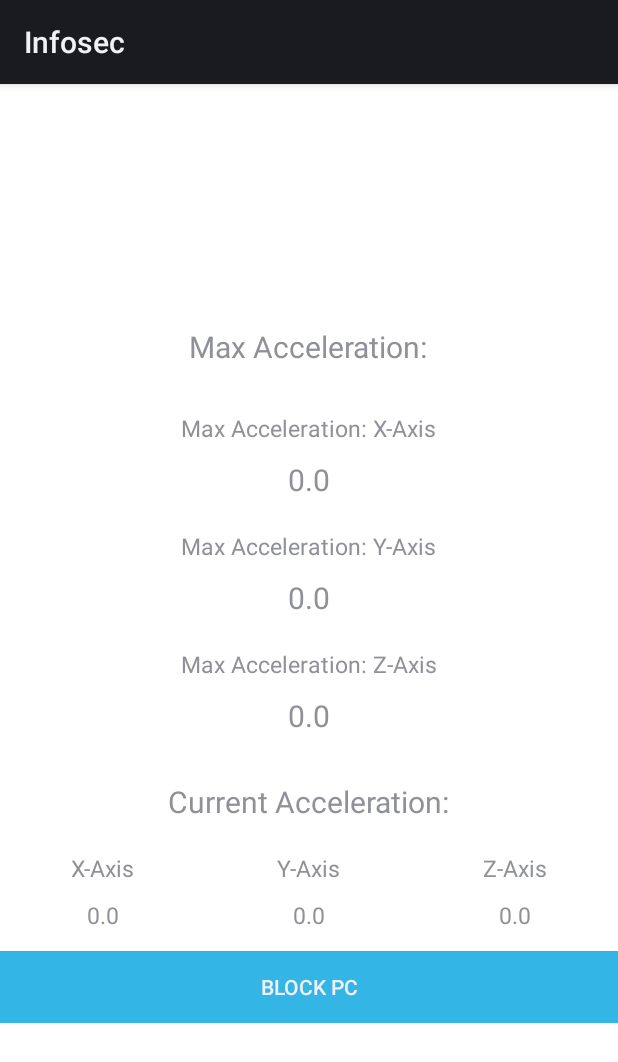
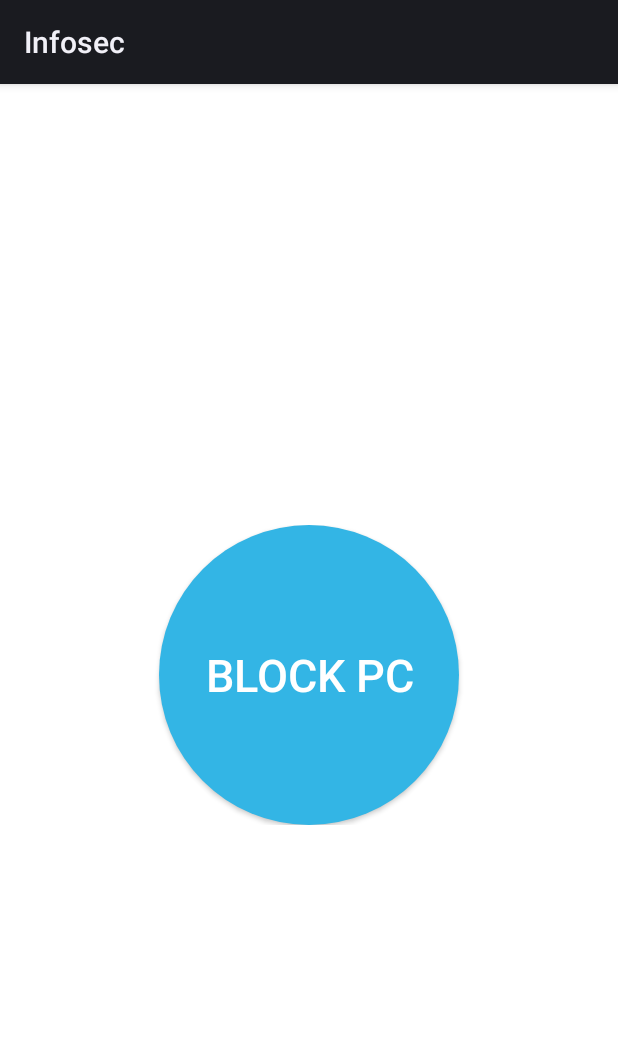
Before and after one commit to PcGuardians/AndroidRemotePCBlocker, an Android app: the layout activity_main.xml on its own in the app's theme, with its tools: preview values and no code run, on a phone screen of 412 x 824 dp. Shown: the top 1062 px of the screen. Run offline under Robolectric (Android 15) with nearby library versions, the phone set to English and light mode, and no system bars.

```diff
--- a/app/src/main/java/com/pcguard/BluetoothHandler.java
+++ b/app/src/main/java/com/pcguard/BluetoothHandler.java
@@ -24,10 +24,7 @@ public class BluetoothHandler extends Activity {
     BluetoothDevice mmDevice;
     OutputStream mmOutputStream;
     InputStream mmInputStream;
-    //    Thread workerThread;
-//    byte[] readBuffer;
-//    int readBufferPosition;
-//    int counter;
+
     volatile boolean stopWorker;
 
     public BluetoothHandler() {
@@ -71,54 +68,6 @@ public class BluetoothHandler extends Activity {
         Log.d("BluetoothHandler","Bluetooth Opened");
     }
 
-
-//        beginListenForData();
-
-
-
-    /*void beginListenForData() {
-        final Handler handler = new Handler();
-        final byte delimiter = 10; //This is the ASCII code for a newline character
-
-        stopWorker = false;
-        readBufferPosition = 0;
-        readBuffer = new byte[1024];
-        workerThread = new Thread(new Runnable() {
-            public void run() {
-                while (!Thread.currentThread().isInterrupted() && !stopWorker) {
-                    try {
-                        int bytesAvailable = mmInputStream.available();
-                        if (bytesAvailable > 0) {
-                            byte[] packetBytes = new byte[bytesAvailable];
-                            mmInputStream.read(packetBytes);
-                            for (int i = 0; i < bytesAvailable; i++) {
-                                byte b = packetBytes[i];
-                                if (b == delimiter) {
-                                    byte[] encodedBytes = new byte[readBufferPosition];
-                                    System.arraycopy(readBuffer, 0, encodedBytes, 0, encodedBytes.length);
-                                    final String data = new String(encodedBytes, "US-ASCII");
-                                    readBufferPosition = 0;
-
-                                    handler.post(new Runnable() {
-                                        public void run() {
-                                            Log.d("BluetoothHandler", data);
-                                        }
-                                    });
-                                } else {
-                                    readBuffer[readBufferPosition++] = b;
-                                }
-                            }
-                        }
-                    } catch (IOException ex) {
-                        stopWorker = true;
-                    }
-                }
-            }
-        });
-
-        workerThread.start();
-    }*/
-
     void sendData() throws IOException {
 //        mmOutputStream.write(msg.getBytes()); - String to send
         String lockMessage = "trnf";
--- a/app/src/main/java/com/pcguard/MainActivity.java
+++ b/app/src/main/java/com/pcguard/MainActivity.java
@@ -55,7 +55,7 @@ public class MainActivity extends Activity implements SensorEventListener {
         BTHandler = new BluetoothHandler();
         if (BTHandler.mBluetoothAdapter.isEnabled()) {
             Log.d(clazz, "BT enabled, init all");
-            initView();
+            init();
         } else {
             Intent enableBtIntent = new Intent(BluetoothAdapter.ACTION_REQUEST_ENABLE);
             startActivityForResult(enableBtIntent, REQUEST_ENABLE_BT);
@@ -69,12 +69,12 @@ public class MainActivity extends Activity implements SensorEventListener {
         Log.d(clazz, "onActivityResult()");
         if (requestCode == REQUEST_ENABLE_BT) {
             if (resultCode == RESULT_OK) {
-                initView();
+                init();
             }
         }
     }
 
-    private void initView() {
+    private void init() {
         Log.d("", "onCreate call");
         setContentView(R.layout.activity_main);
         initializeViews();
@@ -103,13 +103,13 @@ public class MainActivity extends Activity implements SensorEventListener {
     }
 
     public void initializeViews() {
-        currentX = (TextView) findViewById(R.id.currentX);
+        /*currentX = (TextView) findViewById(R.id.currentX);
         currentY = (TextView) findViewById(R.id.currentY);
         currentZ = (TextView) findViewById(R.id.currentZ);
 
         maxX = (TextView) findViewById(R.id.maxX);
         maxY = (TextView) findViewById(R.id.maxY);
-        maxZ = (TextView) findViewById(R.id.maxZ);
+        maxZ = (TextView) findViewById(R.id.maxZ);*/
 
         sendButton = (Button) findViewById(R.id.lock);
         sendButton.setOnClickListener(new View.OnClickListener() {
@@ -171,10 +171,10 @@ public class MainActivity extends Activity implements SensorEventListener {
     @Override
     public void onSensorChanged(SensorEvent event) {
 
-        displayCleanValues();
+        /*displayCleanValues();
         displayCurrentValues();
         displayMaxValues();
-
+*/
         deltaX = Math.abs(lastX - event.values[0]);
         deltaY = Math.abs(lastY - event.values[1]);
         deltaZ = Math.abs(lastZ - event.values[2]);
@@ -215,20 +215,20 @@ public class MainActivity extends Activity implements SensorEventListener {
         }
     }
 
-    public void displayCleanValues() {
+   /* public void displayCleanValues() {
         currentX.setText("0.0");
         currentY.setText("0.0");
         currentZ.setText("0.0");
-    }
+    }*/
 
-    // display the current x,y,z accelerometer values
+ /*   // display the current x,y,z accelerometer values
     public void displayCurrentValues() {
         currentX.setText(Float.toString(deltaX));
         currentY.setText(Float.toString(deltaY));
         currentZ.setText(Float.toString(deltaZ));
-    }
+    }*/
 
-    // display the max x,y,z accelerometer values
+/*    // display the max x,y,z accelerometer values
     public void displayMaxValues() {
         if (deltaX > deltaXMax) {
             deltaXMax = deltaX;
@@ -242,6 +242,6 @@ public class MainActivity extends Activity implements SensorEventListener {
             deltaZMax = deltaZ;
             maxZ.setText(Float.toString(deltaZMax));
         }
-    }
+    }*/
 
 }
--- /dev/null
+++ b/app/src/main/res/drawable/round_button.xml
@@ -0,0 +1,13 @@
+<?xml version="1.0" encoding="utf-8"?>
+<selector xmlns:android="http://schemas.android.com/apk/res/android">
+    <item android:state_pressed="false">
+        <shape android:shape="oval">
+            <solid android:color="@android:color/holo_blue_light"/>
+        </shape>
+    </item>
+    <item android:state_pressed="true">
+        <shape android:shape="oval">
+            <solid android:color="#c20586"/>
+        </shape>
+    </item>
+</selector>
--- a/app/src/main/res/layout/activity_main.xml
+++ b/app/src/main/res/layout/activity_main.xml
@@ -8,163 +8,6 @@
     android:orientation="vertical"
     android:paddingTop="20dp" >
 
-    <TextView
-        android:layout_width="wrap_content"
-        android:layout_height="wrap_content"
-        android:layout_gravity="center"
-        android:layout_marginBottom="10dp"
-        android:text="Max Acceleration:"
-        android:textSize="20dp" />
-
-    <TextView
-        android:layout_width="wrap_content"
-        android:layout_height="wrap_content"
-        android:layout_gravity="center"
-        android:layout_marginTop="20dp"
-        android:text="Max Acceleration: X-Axis"
-        android:textSize="15dp" />
-
-    <TextView
-        android:id="@+id/maxX"
-        android:layout_width="wrap_content"
-        android:layout_height="wrap_content"
-        android:layout_gravity="center"
-        android:layout_marginTop="10dp"
-        android:text="0.0"
-        android:textSize="20dp" />
-
-    <TextView
-        android:layout_width="wrap_content"
-        android:layout_height="wrap_content"
-        android:layout_gravity="center"
-        android:layout_marginTop="20dp"
-        android:text="Max Acceleration: Y-Axis"
-        android:textSize="15dp" />
-
-    <TextView
-        android:id="@+id/maxY"
-        android:layout_width="wrap_content"
-        android:layout_height="wrap_content"
-        android:layout_gravity="center"
-        android:layout_marginTop="10dp"
-        android:text="0.0"
-        android:textSize="20dp" />
-
-    <TextView
-        android:layout_width="wrap_content"
-        android:layout_height="wrap_content"
-        android:layout_gravity="center"
-        android:layout_marginTop="20dp"
-        android:text="Max Acceleration: Z-Axis"
-        android:textSize="15dp" />
-
-    <TextView
-        android:id="@+id/maxZ"
-        android:layout_width="wrap_content"
-        android:layout_height="wrap_content"
-        android:layout_gravity="center"
-        android:layout_marginTop="10dp"
-        android:text="0.0"
-        android:textSize="20dp" />
-
-    <TextView
-        android:layout_width="wrap_content"
-        android:layout_height="wrap_content"
-        android:layout_gravity="center"
-        android:layout_marginBottom="10dp"
-        android:layout_marginTop="30dp"
-        android:text="Current Acceleration:"
-        android:textSize="20dp" />
-
-    <LinearLayout
-        android:layout_width="match_parent"
-        android:layout_height="wrap_content"
-        android:background="#ffffff"
-        android:gravity="center|top"
-        android:orientation="horizontal" >
-
-        <LinearLayout
-            android:layout_width="0dp"
-            android:layout_height="wrap_content"
-            android:layout_weight="0.33"
-            android:background="#ffffff"
-            android:gravity="center"
-            android:orientation="vertical" >
-
-            <TextView
-                android:layout_width="wrap_content"
-                android:layout_height="wrap_content"
-                android:layout_gravity="center"
-                android:layout_marginTop="10dp"
-                android:text="X-Axis"
-                android:textSize="15dp" />
-
-            <TextView
-                android:id="@+id/currentX"
-                android:layout_width="wrap_content"
-                android:layout_height="wrap_content"
-                android:layout_gravity="center"
-                android:layout_marginTop="10dp"
-                android:text="0.0"
-                android:textSize="15dp" />
-        </LinearLayout>
-
-        <LinearLayout
-            android:layout_width="0dp"
-            android:layout_height="wrap_content"
-            android:layout_weight="0.33"
-            android:background="#ffffff"
-            android:gravity="center"
-            android:orientation="vertical" >
-
-            <TextView
-                android:layout_width="wrap_content"
-                android:layout_height="wrap_content"
-                android:layout_gravity="center"
-                android:layout_marginTop="10dp"
-                android:text="Y-Axis"
-                android:textSize="15dp" />
-
-            <TextView
-                android:id="@+id/currentY"
-                android:layout_width="wrap_content"
-                android:layout_height="wrap_content"
-                android:layout_gravity="center"
-                android:layout_marginTop="10dp"
-                android:text="0.0"
-                android:textSize="15dp" />
-        </LinearLayout>
-
-        <LinearLayout
-            android:layout_width="0dp"
-            android:layout_height="wrap_content"
-            android:layout_weight="0.33"
-            android:background="#ffffff"
-            android:gravity="center"
-            android:orientation="vertical" >
-
-            <TextView
-                android:layout_width="wrap_content"
-                android:layout_height="wrap_content"
-                android:layout_gravity="center"
-                android:layout_marginTop="10dp"
-                android:text="Z-Axis"
-                android:textSize="15dp" />
-
-            <TextView
-                android:id="@+id/currentZ"
-                android:layout_width="wrap_content"
-                android:layout_height="wrap_content"
-                android:layout_gravity="center"
-                android:layout_marginTop="10dp"
-                android:text="0.0"
-                android:textSize="15dp" />
-        </LinearLayout>
-
-
-    </LinearLayout>
-
-
     <LinearLayout
         android:layout_width="match_parent"
         android:layout_height="wrap_content"
@@ -172,15 +15,15 @@
         android:gravity="center"
         android:orientation="vertical" >
 
-
         <Button
             android:id="@+id/lock"
-            android:layout_marginTop="6pt"
-            android:layout_width="match_parent"
-            android:layout_height="match_parent"
-            android:layout_weight=".70"
-            android:background="@android:color/holo_blue_light"
-        android:text="@string/lock_button" />
+            android:layout_width="200dp"
+            android:layout_height="200dp"
+            android:background="@drawable/round_button"
+            android:gravity="center_vertical|center_horizontal"
+            android:text="@string/lock_button"
+            android:textSize="30sp"
+            android:textColor="#fff" />
     </LinearLayout>
 
 </LinearLayout>
```
Also changed, not shown: app/src/main/res/drawable/ic_launcher.png (added).
